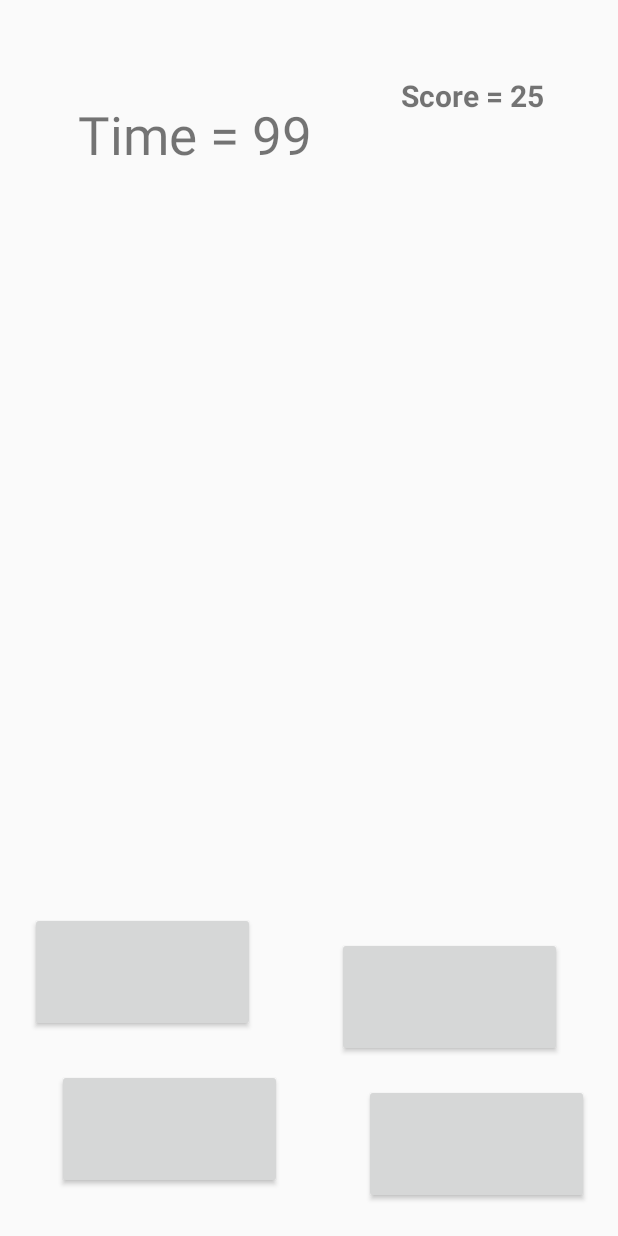
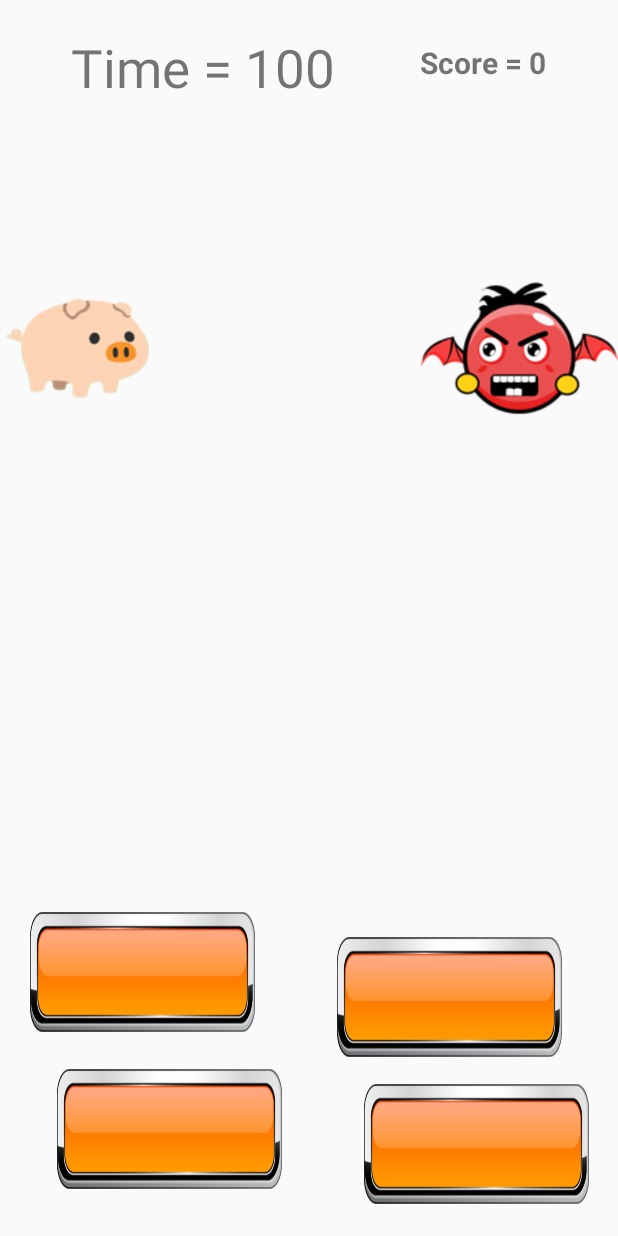
Before and after one commit to masterUNG/PiggyMath, an Android app: the layout fragment_new_game.xml on its own in the app's theme, with its tools: preview values and no code run, on a phone screen of 412 x 824 dp. Run offline under Robolectric (Android 15) with nearby library versions, the phone set to English and light mode, and no system bars.

Commit message:
Finish by Master

```diff
--- a/app/src/main/java/com/androidcai/administrator/piggymath/MainActivity.java
+++ b/app/src/main/java/com/androidcai/administrator/piggymath/MainActivity.java
@@ -34,6 +34,7 @@ public class MainActivity extends AppCompatActivity {
     protected void onCreate(Bundle savedInstanceState) {
         super.onCreate(savedInstanceState);
         setContentView(R.layout.activity_main);
+
         Toolbar toolbar = (Toolbar) findViewById(R.id.toolbar);
         setSupportActionBar(toolbar);
 
--- a/app/src/main/java/com/androidcai/administrator/piggymath/easy_mode.java
+++ b/app/src/main/java/com/androidcai/administrator/piggymath/easy_mode.java
@@ -156,7 +156,7 @@ public class easy_mode extends AppCompatActivity {
         }catch (Exception e){
             e.printStackTrace();
         }
-    }
+    }   // Save Score
     private void RandAnswer(){
         int a, b, eq;
         float tans = 0;
--- a/app/src/main/res/layout/fragment_new_game.xml
+++ b/app/src/main/res/layout/fragment_new_game.xml
@@ -5,25 +5,27 @@
 
     <!--Time-->
     <TextView
+        android:id="@+id/txtShowTime"
         android:layout_width="wrap_content"
         android:layout_height="wrap_content"
         android:layout_alignParentStart="true"
         android:layout_alignParentTop="true"
-        android:layout_marginStart="52dp"
-        android:layout_marginTop="66dp"
-        android:text="Time = 99"
+        android:layout_marginStart="47dp"
+        android:layout_marginTop="21dp"
+        android:text="Time = 100"
         android:textSize="@dimen/h1"
         tools:ignore="RtlCompat" />
 
     <!--Score-->
     <TextView
+        android:id="@+id/txtShowscore"
         android:layout_width="wrap_content"
         android:layout_height="wrap_content"
         android:layout_alignParentEnd="true"
         android:layout_alignParentTop="true"
-        android:layout_marginEnd="49dp"
-        android:layout_marginTop="50dp"
-        android:text="Score = 25"
+        android:layout_marginEnd="48dp"
+        android:layout_marginTop="28dp"
+        android:text="Score = 0"
         android:textSize="@dimen/h2"
         android:textStyle="bold"
         tools:ignore="RtlCompat" />
@@ -31,47 +33,67 @@
 
     <!--Question-->
     <ImageView
+        android:id="@+id/imvQuestion"
         android:layout_width="@dimen/icon"
         android:layout_height="@dimen/icon"
         android:layout_alignParentTop="true"
         android:layout_centerHorizontal="true"
-        android:layout_marginTop="154dp" />
+        android:layout_marginTop="84dp" />
 
     <!--choice1-->
     <Button
+        android:id="@+id/btnChoice1"
+        android:background="@drawable/or"
         android:layout_width="@dimen/icon"
         android:layout_height="@dimen/icon2"
         android:layout_alignParentBottom="true"
         android:layout_alignParentStart="true"
         android:layout_marginBottom="136dp"
-        android:layout_marginStart="20dp" />
+        android:layout_marginStart="20dp"
+        tools:ignore="RtlCompat" />
 
     <!--choice2-->
     <Button
+        android:id="@+id/btnChoice2"
+        android:background="@drawable/or"
         android:layout_width="@dimen/icon"
         android:layout_height="@dimen/icon2"
         android:layout_alignParentBottom="true"
         android:layout_alignParentEnd="true"
         android:layout_marginBottom="119dp"
-        android:layout_marginEnd="37dp" />
+        android:layout_marginEnd="37dp"
+        tools:ignore="RtlCompat" />
 
     <!--choice3-->
     <Button
+        android:id="@+id/btnChoice3"
+        android:background="@drawable/or"
         android:layout_width="@dimen/icon"
         android:layout_height="@dimen/icon2"
         android:layout_alignParentBottom="true"
         android:layout_alignParentStart="true"
         android:layout_marginBottom="31dp"
-        android:layout_marginStart="38dp" />
+        android:layout_marginStart="38dp"
+        tools:ignore="RtlCompat" />
 
     <!--choice4-->
     <Button
+        android:id="@+id/btnChoice4"
+        android:background="@drawable/or"
         android:layout_width="@dimen/icon"
         android:layout_height="@dimen/icon2"
         android:layout_alignParentBottom="true"
         android:layout_alignParentEnd="true"
         android:layout_marginBottom="21dp"
-        android:layout_marginEnd="19dp" />
+        android:layout_marginEnd="19dp"
+        tools:ignore="RtlCompat" />
+
+
+    <ImageView
+        android:id="@+id/imvEat"
+        android:src="@drawable/eat1"
+        android:layout_width="match_parent"
+        android:layout_height="wrap_content" />
 
 
 
```
Also changed, not shown: app/src/main/java/com/androidcai/administrator/piggymath/ChooseLevelFragment.java (+94 -3 lines), app/src/main/java/com/androidcai/administrator/piggymath/MyConstant.java (added, +159 -0 lines), app/src/main/java/com/androidcai/administrator/piggymath/NewGameFragment.java (added, +302 -0 lines).
